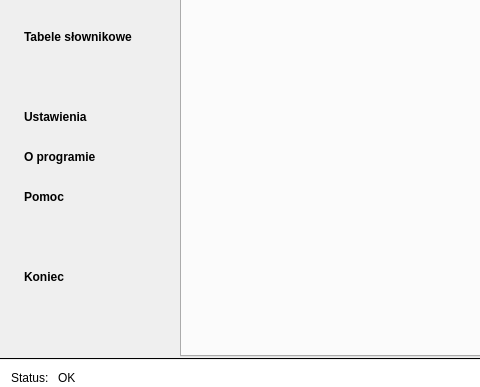
The window that MainWindow.ui (c3pw/metryki) describes before a commit, drawn with Qt 5; both pictures show x 0 to 480 and y 114 to 501 of the 878 by 501 pixel window.
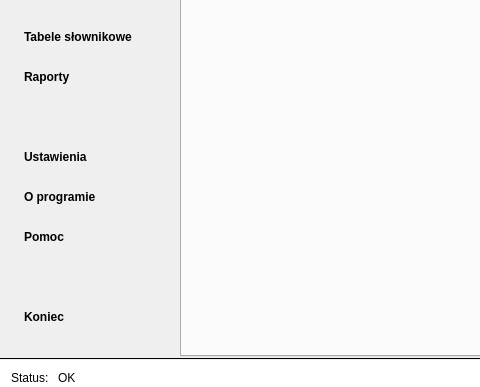
The same window after the commit.

Diff of the .ui file:
```diff
--- a/MainWindow.ui
+++ b/MainWindow.ui
@@ -254,6 +254,19 @@
            </property>
           </widget>
          </item>
+         <item>
+          <widget class="QCommandLinkButton" name="commandLinkButton_6">
+           <property name="text">
+            <string>Raporty</string>
+           </property>
+           <property name="iconSize">
+            <size>
+             <width>0</width>
+             <height>0</height>
+            </size>
+           </property>
+          </widget>
+         </item>
          <item>
           <spacer name="verticalSpacer_3">
            <property name="orientation">
```
